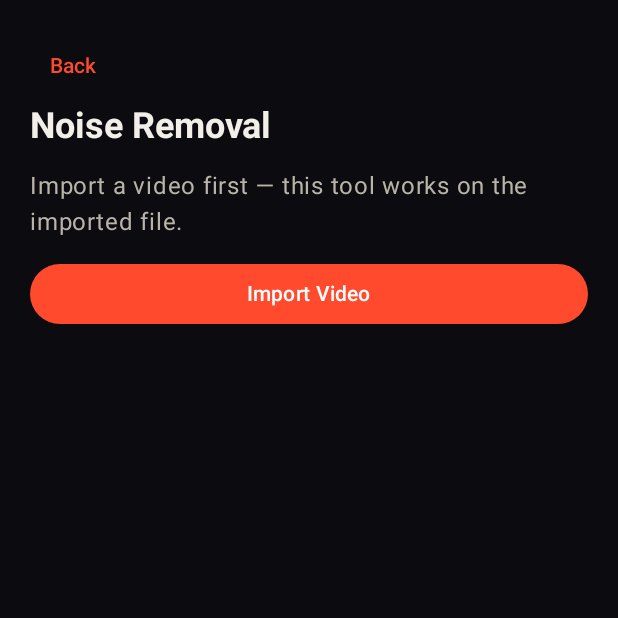
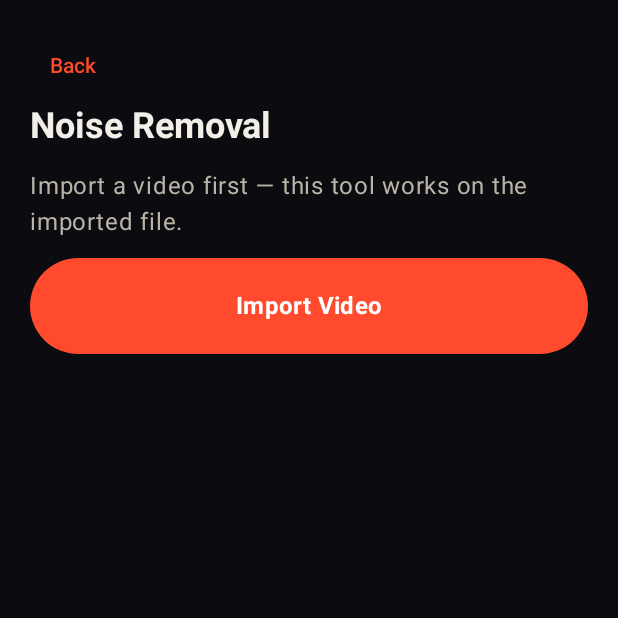
Before and after one commit to samshua284-gif/video-ai-studio, an Android app built with Jetpack Compose: the screen it shows after launch (MainActivity), after a tap on "Noise Removal", on a phone screen of 412 x 824 dp, the top half of it. Run offline under Robolectric (Android 15) with nearby library versions, the phone set to English and light mode, and no system bars; libraries missing offline, so code that uses them is left out: com.arthenica.ffmpegkit.

Commit message:
0.5.2: زر استيراد الفيديو أكبر في كل مواضعه الأربعة (ارتفاع 64 + نص كبير عريض) — بطلب المالك

```diff
--- a/app/build.gradle.kts
+++ b/app/build.gradle.kts
@@ -17,8 +17,8 @@ android {
         applicationId = "com.hilalsameer.videoaistudio"
         minSdk = 26
         targetSdk = 34
-        versionCode = 28
-        versionName = "0.5.1"
+        versionCode = 29
+        versionName = "0.5.2"
         ndk {
             // FFmpegKit ships four ABIs; his devices are ARM — keep the
             // APK lean and skip x86/x86_64 (TD-001).
--- a/app/src/main/java/com/hilalsameer/videoaistudio/MainActivity.kt
+++ b/app/src/main/java/com/hilalsameer/videoaistudio/MainActivity.kt
@@ -194,9 +194,13 @@ fun DashboardScreen(state: StudioState, onVideoReady: () -> Unit, onTool: (Int)
                     )
                 )
             },
-            modifier = Modifier.fillMaxWidth()
+            modifier = Modifier.fillMaxWidth().height(64.dp)
         ) {
-            Text(stringResource(R.string.import_video))
+            Text(
+                stringResource(R.string.import_video),
+                style = MaterialTheme.typography.titleMedium,
+                fontWeight = FontWeight.Bold
+            )
         }
         Text(
             text = stringResource(R.string.import_hint),
--- a/app/src/main/java/com/hilalsameer/videoaistudio/ui/AudioTools.kt
+++ b/app/src/main/java/com/hilalsameer/videoaistudio/ui/AudioTools.kt
@@ -266,8 +266,14 @@ fun AudioToolScreen(kind: AudioKind, state: StudioState, onBack: () -> Unit) {
             Spacer(Modifier.height(12.dp))
             Button(
                 onClick = { picker.launch(videoPickerRequest) },
-                modifier = Modifier.fillMaxWidth()
-            ) { Text(stringResource(R.string.import_video)) }
+                modifier = Modifier.fillMaxWidth().height(64.dp)
+            ) {
+                Text(
+                    stringResource(R.string.import_video),
+                    style = MaterialTheme.typography.titleMedium,
+                    fontWeight = FontWeight.Bold
+                )
+            }
             return@Column
         }
 
```
Also changed, not shown: app/src/main/java/com/hilalsameer/videoaistudio/ui/MediaTools.kt (+8 -2 lines), app/src/main/java/com/hilalsameer/videoaistudio/ui/TranscribeTool.kt (+8 -2 lines).
